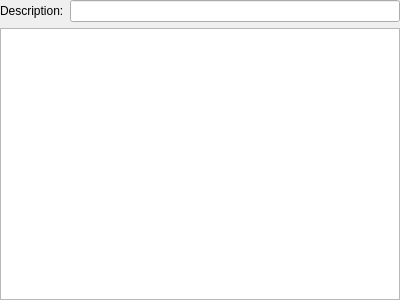
The window that src/KeyBindingEditor.ui (KDE/konsole) describes before a commit, drawn with Qt 5.
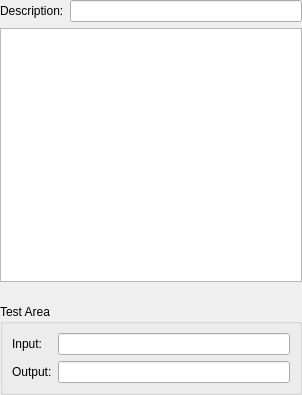
The same window after the commit.

Commit message: Copy the built-in key bindings into a new keytab file, install it and make it the default key bindings.  The built-in one is still there at the moment.  Reorganise the profile edit dialog, put the Scrolling page before the Keyboard Setup page since I expect it to be used more frequently.  Add widgets for a not-yet-implemented test area to the key bindings editor.

```diff
--- a/src/KeyBindingEditor.ui
+++ b/src/KeyBindingEditor.ui
@@ -5,8 +5,8 @@
    <rect>
     <x>0</x>
     <y>0</y>
-    <width>400</width>
-    <height>300</height>
+    <width>302</width>
+    <height>395</height>
    </rect>
   </property>
   <property name="windowTitle" >
@@ -40,7 +40,63 @@
     </layout>
    </item>
    <item>
-    <widget class="QTableWidget" name="keyBindingTable" />
+    <widget class="QTableWidget" name="keyBindingTable" >
+     <property name="sizePolicy" >
+      <sizepolicy vsizetype="Expanding" hsizetype="Expanding" >
+       <horstretch>0</horstretch>
+       <verstretch>1</verstretch>
+      </sizepolicy>
+     </property>
+    </widget>
+   </item>
+   <item>
+    <spacer>
+     <property name="orientation" >
+      <enum>Qt::Vertical</enum>
+     </property>
+     <property name="sizeHint" >
+      <size>
+       <width>20</width>
+       <height>16</height>
+      </size>
+     </property>
+    </spacer>
+   </item>
+   <item>
+    <widget class="QGroupBox" name="groupBox" >
+     <property name="title" >
+      <string>Test Area</string>
+     </property>
+     <property name="flat" >
+      <bool>true</bool>
+     </property>
+     <layout class="QGridLayout" >
+      <item row="0" column="0" >
+       <widget class="QLabel" name="label" >
+        <property name="text" >
+         <string>Input:</string>
+        </property>
+       </widget>
+      </item>
+      <item row="0" column="1" >
+       <widget class="QLineEdit" name="testAreaInputEdit" />
+      </item>
+      <item row="1" column="0" >
+       <widget class="QLabel" name="label_2" >
+        <property name="text" >
+         <string>Output:</string>
+        </property>
+       </widget>
+      </item>
+      <item row="1" column="1" >
+       <widget class="QLineEdit" name="testAreaOutputEdit" >
+        <property name="readOnly" >
+         <bool>true</bool>
+        </property>
+       </widget>
+      </item>
+     </layout>
+    </widget>
    </item>
   </layout>
  </widget>
```
The commit also changes 9 other files.
